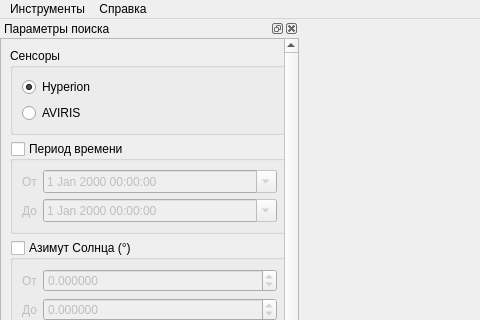
Before: the Qt Designer form src/geoPortal/ui/MainWindow.ui in AlexBobkov/hyexplorer, drawn with Qt 5; both pictures show x 0 to 480 and y 0 to 320 of the 829 by 1050 pixel window.
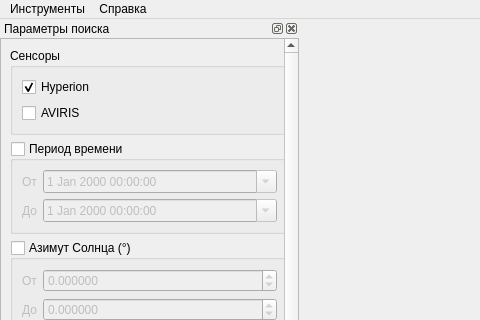
After: the same form once the commit is applied.

Commit message: Added AVIRIS support

The edit to the form file:
```diff
--- a/src/geoPortal/ui/MainWindow.ui
+++ b/src/geoPortal/ui/MainWindow.ui
@@ -89,7 +89,7 @@
            </property>
            <layout class="QVBoxLayout" name="verticalLayout_4">
             <item>
-             <widget class="QRadioButton" name="hyperionRadioButton">
+             <widget class="QCheckBox" name="hyperionCheckBox">
               <property name="text">
                <string>Hyperion</string>
               </property>
@@ -99,7 +99,7 @@
              </widget>
             </item>
             <item>
-             <widget class="QRadioButton" name="avirisRadioButton">
+             <widget class="QCheckBox" name="avirisCheckBox">
               <property name="text">
                <string>AVIRIS</string>
               </property>
```
The commit also changes 8 other files.
